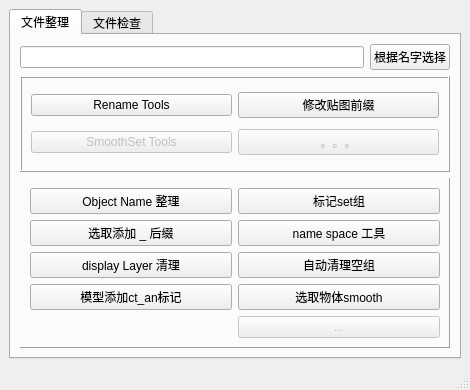
First picture: the form in maya_sixteen/Python/OCT_Pipeline/media/ppl_assetTool.ui, repository all-in-one-of/oct, before the edit.
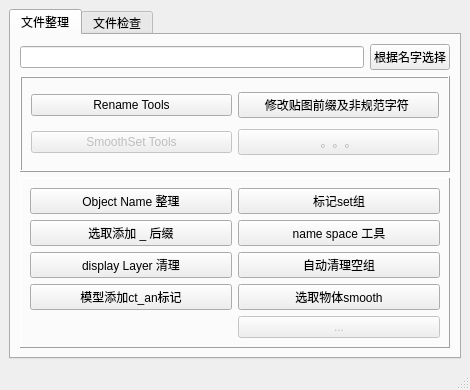
Second picture: the form after the edit. The open tabs and pages were chosen to show the change.

Commit message: 修改ui信息

```diff
--- a/maya_sixteen/Python/OCT_Pipeline/media/ppl_assetTool.ui
+++ b/maya_sixteen/Python/OCT_Pipeline/media/ppl_assetTool.ui
@@ -82,7 +82,7 @@
              <item row="0" column="1">
               <widget class="QPushButton" name="alterTxsPrf_bt">
                <property name="text">
-                <string>修改贴图前缀</string>
+                <string>修改贴图前缀及非规范字符 </string>
                </property>
               </widget>
              </item>
```
Left out of the diff: 2 changed lines with no effect on the pictures.
